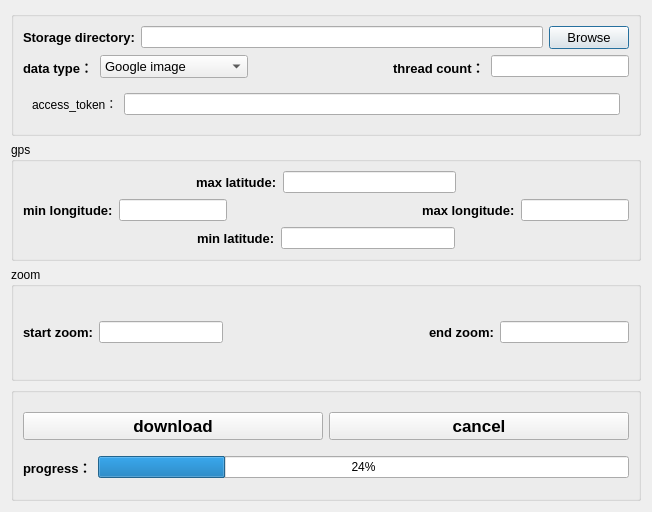
First picture: the form in xyz/tool/downloader/ui/main_dialog.ui, repository cugxy/xyz, before the edit.
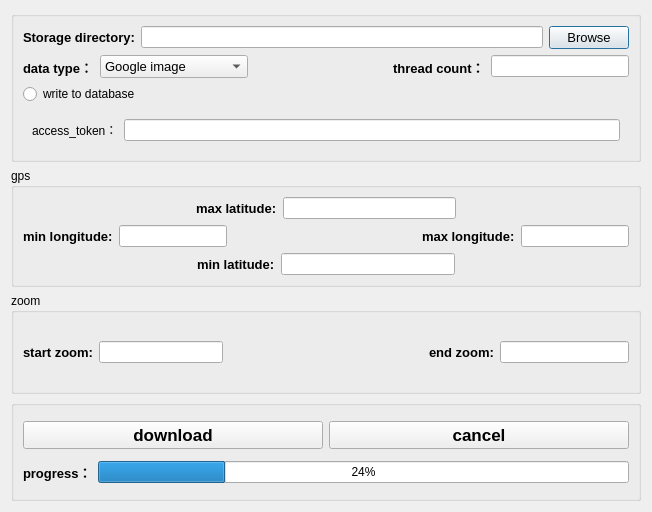
Second picture: the form after the edit. Icons and pictures are not drawn.

Diff of the .ui file:
```diff
--- a/xyz/tool/downloader/ui/main_dialog.ui
+++ b/xyz/tool/downloader/ui/main_dialog.ui
@@ -142,6 +142,13 @@
         </item>
        </layout>
       </item>
+      <item>
+       <widget class="QRadioButton" name="db_radiobtn">
+        <property name="text">
+         <string>write to database</string>
+        </property>
+       </widget>
+      </item>
       <item>
        <widget class="QWidget" name="widget_access_token" native="true">
         <layout class="QHBoxLayout" name="horizontalLayout_12">
```
